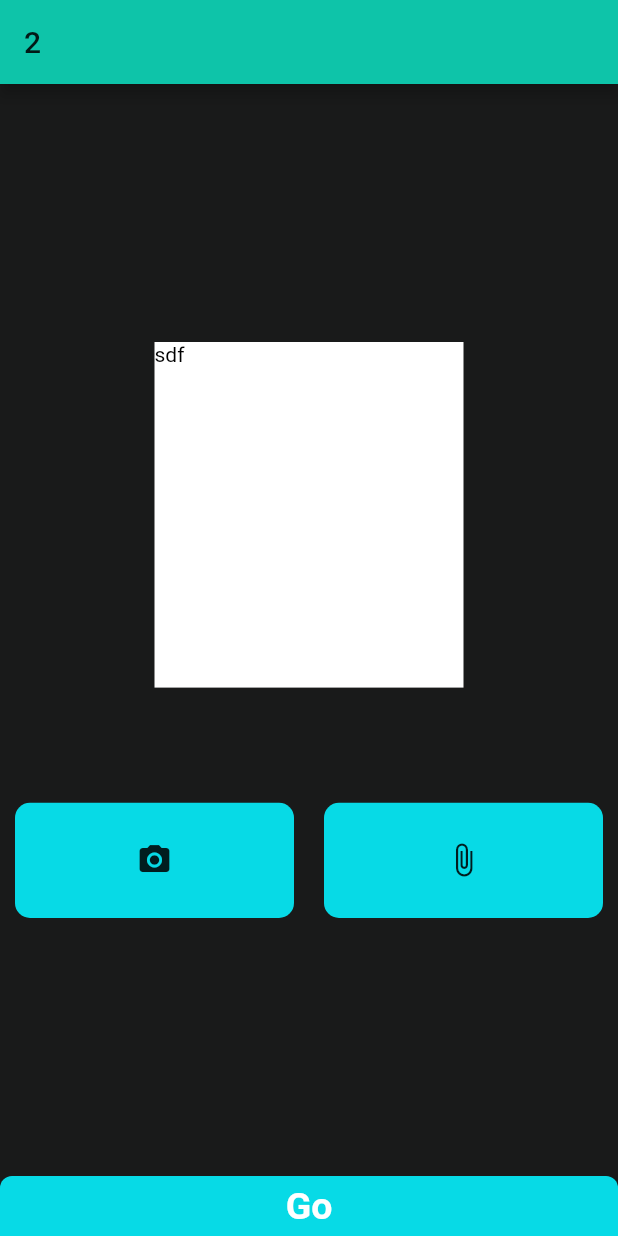
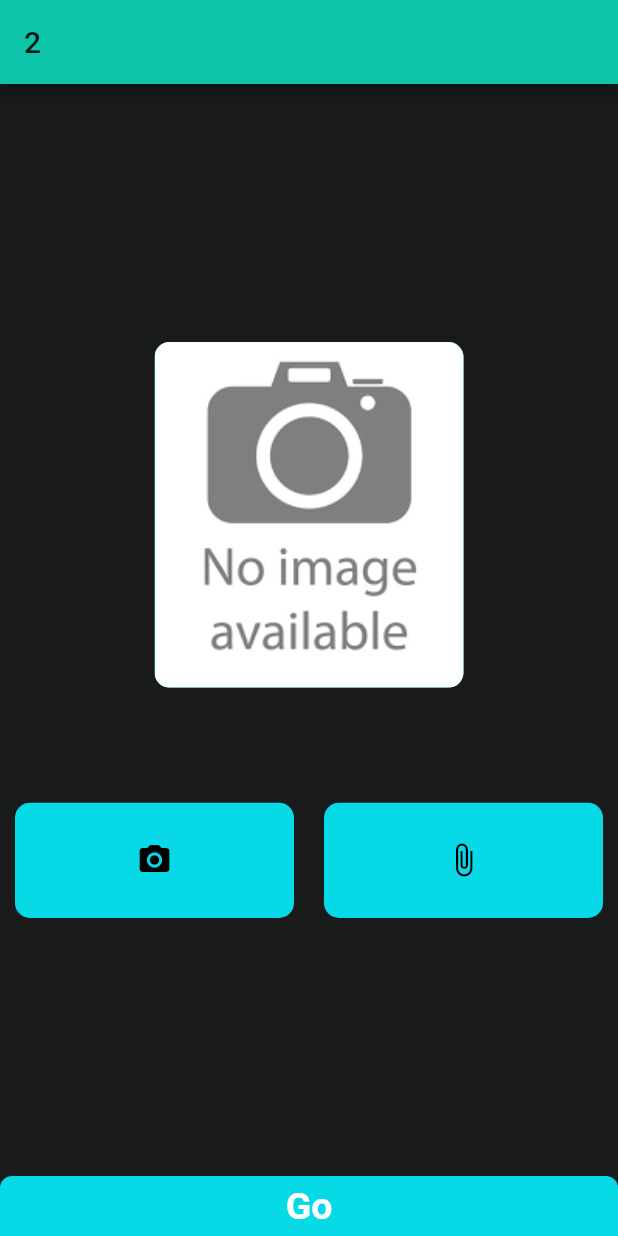
Before and after one commit to aditya1271/ProjectWorkApp, a Flutter app: the screen it shows after launch, after a tap on the "add" icon, on a phone screen of 412 x 824 dp. Run offline on Flutter 3.47's test engine with Material 2 defaults, Android fonts, the phone set to English and light mode, and no system bars; our stand-ins replace image_picker, shared_preferences.

Commit message:
Refactor PickImagefromCamera button and PickImagefromgallery button...

```diff
--- a/v1/lib/screen/imageinputscreen.dart
+++ b/v1/lib/screen/imageinputscreen.dart
@@ -1,5 +1,8 @@
+import 'dart:math';
+
 import 'package:flutter/cupertino.dart';
 import 'package:flutter/material.dart';
+import 'package:image_picker/image_picker.dart';
 
 class ImageInputScreen extends StatefulWidget {
   @override
@@ -7,6 +10,8 @@ class ImageInputScreen extends StatefulWidget {
 }
 
 class _ImageInputScreenState extends State<ImageInputScreen> {
+  Image img;
+
   @override
   Widget build(BuildContext context) {
     return LayoutBuilder(builder: (context, contraints) {
@@ -18,11 +23,21 @@ class _ImageInputScreenState extends State<ImageInputScreen> {
             mainAxisAlignment: MainAxisAlignment.spaceBetween,
             children: <Widget>[
               Container(
-                child: Text(
-                  "sdf",
-                  style: TextStyle(color: Colors.black),
+                decoration: BoxDecoration(
+                  borderRadius: BorderRadius.all(
+                    Radius.circular(10),
+                  ),
+                  color: Theme.of(context).primaryColor,
                 ),
-                color: Colors.white,
+                child: img == null
+                    ? ClipRRect(
+                        borderRadius: BorderRadius.all(Radius.circular(10)),
+                        child: Image.asset(
+                          'assets/images/no_image.png',
+                          fit: BoxFit.cover,
+                        ),
+                      )
+                    : Text("Asdf"),
                 height: contraints.maxHeight * 0.3,
                 width: contraints.maxWidth * 0.5,
               ),
@@ -34,37 +49,13 @@ class _ImageInputScreenState extends State<ImageInputScreen> {
                 children: <Widget>[
                   Flexible(
                     flex: 1,
-                    child: GestureDetector(
-                      child: Container(
-                        decoration: BoxDecoration(
-                          color: Theme.of(context).accentColor,
-                          borderRadius: BorderRadius.all(
-                            Radius.circular(10),
-                          ),
-                        ),
-                        child: Icon(Icons.camera_alt),
-                        margin: EdgeInsets.symmetric(horizontal: 10),
-                        height: contraints.maxHeight * 0.1,
-                        width: contraints.maxWidth * 1 / 2,
-                      ),
-                    ),
+                    child: CameraContainer(contraints.maxHeight * 0.1,
+                        contraints.maxWidth * 1 / 2),
                   ),
                   Flexible(
                     flex: 1,
-                    child: GestureDetector(
-                      child: Container(
-                        child: Icon(Icons.attach_file),
-                        decoration: BoxDecoration(
-                          color: Theme.of(context).accentColor,
-                          borderRadius: BorderRadius.all(
-                            Radius.circular(10),
-                          ),
-                        ),
-                        margin: EdgeInsets.symmetric(horizontal: 10),
-                        height: contraints.maxHeight * 0.1,
-                        width: contraints.maxWidth * 1 / 2,
-                      ),
-                    ),
+                    child: GalleryContainer(contraints.maxHeight * 0.1,
+                        contraints.maxWidth * 1 / 2),
                   )
                 ],
               )
@@ -105,3 +96,94 @@ class _ImageInputScreenState extends State<ImageInputScreen> {
     });
   }
 }
+
+class GalleryContainer extends StatefulWidget {
+  final double h;
+  final double w;
+
+  // final Function f;
+
+  GalleryContainer(this.h, this.w);
+
+  @override
+  _GalleryContainerState createState() => _GalleryContainerState();
+}
+
+class _GalleryContainerState extends State<GalleryContainer> {
+  bool taped = false;
+
+  void functanlity() async {
+    setState(() {
+      taped = true;
+    });
+  }
+
+  @override
+  Widget build(BuildContext context) {
+    return GestureDetector(
+      onTap: () {
+        functanlity();
+      },
+      child: Container(
+        child:
+            Icon(Icons.attach_file, color: taped ? Colors.white : Colors.black),
+        decoration: BoxDecoration(
+          color: Theme.of(context).accentColor,
+          borderRadius: BorderRadius.all(
+            Radius.circular(10),
+          ),
+        ),
+        margin: EdgeInsets.symmetric(horizontal: 10),
+        height: widget.h,
+        width: widget.w,
+      ),
+    );
+  }
+}
+
+class CameraContainer extends StatefulWidget {
+  final double h;
+  final double w;
+
+  // final Function f;
+
+  CameraContainer(this.h, this.w);
+
+  @override
+  _CameraContainerState createState() => _CameraContainerState();
+}
+
+class _CameraContainerState extends State<CameraContainer> {
+  bool taped = false;
+  Image img;
+
+  void functanlity() async {
+    setState(() {
+      taped = true;
+    });
+  }
+
+  @override
+  Widget build(BuildContext context) {
+    return GestureDetector(
+      onTap: () {
+        functanlity();
+      },
+      child: Container(
+        decoration: BoxDecoration(
+          color: Theme.of(context).accentColor,
+          borderRadius: BorderRadius.all(
+            Radius.circular(10),
+          ),
+        ),
+        child: Icon(
+          Icons.camera_alt,
+          color: taped ? Colors.white : Colors.black,
+        ),
+        margin: EdgeInsets.symmetric(horizontal: 10),
+        height: widget.h,
+        width: widget.w,
+      ),
+    );
+  }
+}
--- a/v1/pubspec.yaml
+++ b/v1/pubspec.yaml
@@ -45,8 +45,8 @@ flutter:
   uses-material-design: true
 
   # To add assets to your application, add an assets section, like this:
-  # assets:
-  #  - images/a_dot_burr.jpeg
+  assets:
+    - assets/images/no_image.png
   #  - images/a_dot_ham.jpeg
 
   # An image asset can refer to one or more resolution-specific "variants", see
```
Also changed, not shown: v1/assets/images/no_image.png (added).
